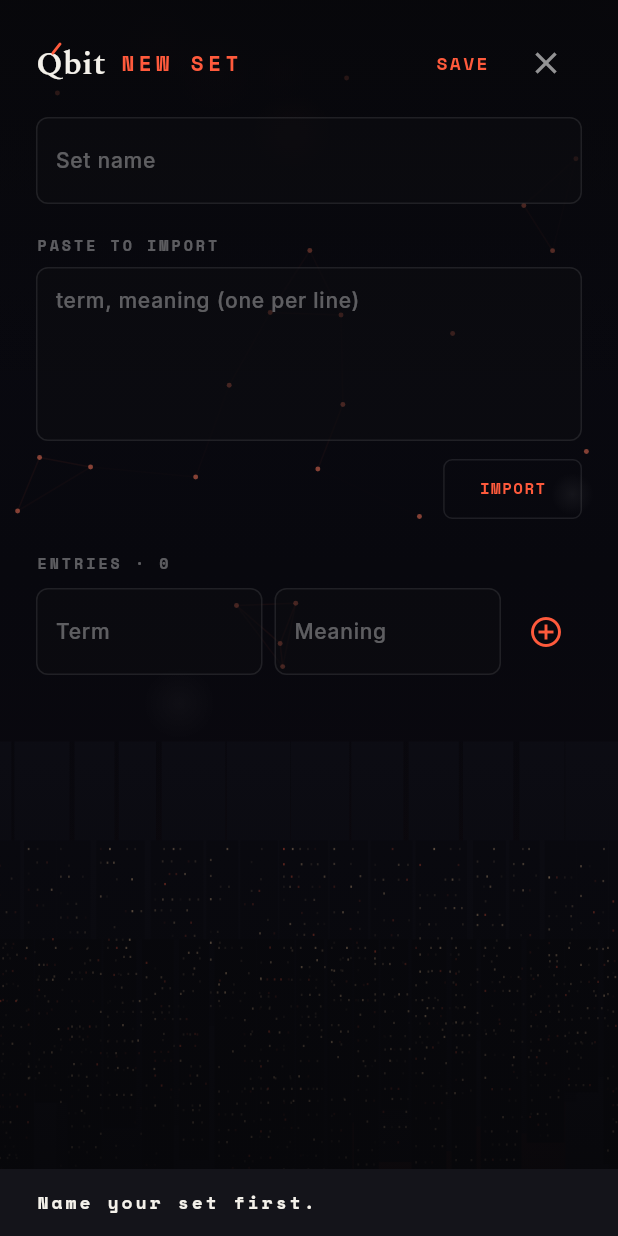
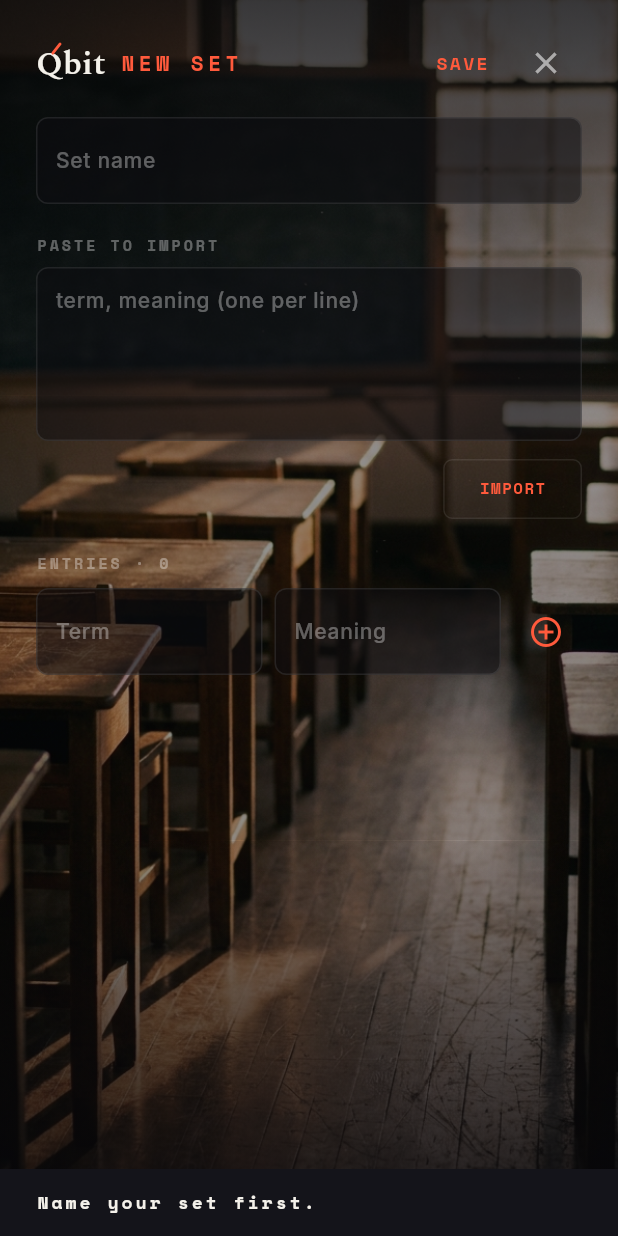
Before and after one commit to ltdropsgenai/CodeAscent_Qulex, a Flutter app: the SetEditorScreen screen opened directly with empty values, after a tap on "SAVE", on a phone screen of 412 x 824 dp. Run offline on Flutter 3.47's test engine with Material 3 defaults, Android fonts, the phone set to English and light mode, and no system bars; our stand-ins replace flutter_local_notifications, flutter_timezone, flutter_tts, google_fonts, shared_preferences, speech_to_text and 2 more; missing offline and left inert: home_widget; accounts and stored records are empty.

Commit message:
feat: rotating study-scene background (Ken Burns + crossfade); routed settings; iOS 15; encryption-exempt plist

```diff
--- a/lib/widgets/app_background.dart
+++ b/lib/widgets/app_background.dart
@@ -1,13 +1,13 @@
+import 'dart:async';
 import 'dart:math' as math;
 import 'package:flutter/material.dart';
 import '../theme.dart';
 
-/// Animated cinematic backdrop: dark night-city gradient with a coral horizon
-/// glow, faint skyline + window lights, drifting bokeh, and the Q-bit
-/// particle-network motif. [dim] adds a focus scrim for the gameplay screen.
-///
-/// This is a code-drawn stand-in; for production you can swap in real
-/// night-city photos (bundled like Lexicon's) behind the same scrim/particles.
+/// Rotating photoreal study-scene backdrop with slow Ken Burns motion and a
+/// crossfade to a new scene every ~20s. A three-band scrim keeps content
+/// legible over any image; a solid base color + asset error fallback mean it
+/// never blanks; it honours the OS "reduce motion" setting. [dim] deepens the
+/// scrim for gameplay so answer options stay readable.
 class AppBackground extends StatefulWidget {
   final bool dim;
   const AppBackground({super.key, this.dim = false});
@@ -16,261 +16,200 @@ class AppBackground extends StatefulWidget {
   State<AppBackground> createState() => _AppBackgroundState();
 }
 
+const _kScenes = <String>[
+  'assets/backgrounds/bg_01.png',
+  'assets/backgrounds/bg_02.png',
+  'assets/backgrounds/bg_03.png',
+  'assets/backgrounds/bg_04.png',
+  'assets/backgrounds/bg_05.png',
+  'assets/backgrounds/bg_06.png',
+  'assets/backgrounds/bg_07.png',
+  'assets/backgrounds/bg_08.png',
+];
+
+const Color _kBase = Color(0xFF07070A);
+
 class _AppBackgroundState extends State<AppBackground>
-    with SingleTickerProviderStateMixin {
-  late final AnimationController _c;
-  final math.Random _r = math.Random(7);
+    with TickerProviderStateMixin {
+  late final AnimationController _kb; // Ken Burns (ping-pong)
+  late final AnimationController _fade; // crossfade between scenes
+  Timer? _roter;
+  final math.Random _r = math.Random();
 
-  late final List<_Building> _buildings;
-  late final List<_Light> _lights;
-  late final List<_Node> _nodes;
-  late final List<_Bokeh> _bokeh;
+  late List<String> _order;
+  int _pos = 0;
+  late String _current;
+  String? _incoming;
+  bool _reduceMotion = false;
+  bool _precached = false;
 
   @override
   void initState() {
     super.initState();
-    _c = AnimationController(vsync: this, duration: const Duration(seconds: 60))
-      ..repeat();
+    _order = List.of(_kScenes)..shuffle(_r);
+    _current = _order[0];
+    _kb = AnimationController(vsync: this, duration: const Duration(seconds: 26))
+      ..repeat(reverse: true);
+    _fade = AnimationController(
+        vsync: this, duration: const Duration(milliseconds: 1400));
+  }
 
-    // 3 parallax skyline layers (normalized coords 0..1)
-    final layers = [
-      [0.60, 0.42, 0.06, 0.12],
-      [0.68, 0.36, 0.045, 0.09],
-      [0.76, 0.30, 0.035, 0.07],
-    ];
-    _buildings = [];
-    _lights = [];
-    for (var li = 0; li < layers.length; li++) {
-      final baseY = layers[li][0];
-      final maxH = layers[li][1];
-      final wMin = layers[li][2];
-      final wMax = layers[li][3];
-      var x = -0.05;
-      while (x < 1.05) {
-        final w = wMin + _r.nextDouble() * (wMax - wMin);
-        final h = maxH * (0.4 + _r.nextDouble() * 0.6);
-        _buildings.add(_Building(x, baseY, w, h, li));
-        if (li >= 1) {
-          for (var wy = baseY + 0.006; wy < baseY + h - 0.006; wy += 0.008 + _r.nextDouble() * 0.006) {
-            for (var wx = x + 0.006; wx < x + w - 0.006; wx += 0.010 + _r.nextDouble() * 0.006) {
-              if (_r.nextDouble() < 0.5) {
-                _lights.add(_Light(wx, wy, li, 0.15 + _r.nextDouble() * 0.45,
-                    _r.nextDouble() * 6.28, _r.nextDouble() < 0.22 ? 1 : 0));
-              }
-            }
-          }
-        }
-        x += w + _r.nextDouble() * 0.01;
+  @override
+  void didChangeDependencies() {
+    super.didChangeDependencies();
+    if (!_precached) {
+      _precached = true;
+      for (final s in _kScenes) {
+        precacheImage(AssetImage(s), context, onError: (_, __) {});
       }
     }
+    final rm = MediaQuery.maybeOf(context)?.disableAnimations ?? false;
+    if (rm != _reduceMotion) {
+      _reduceMotion = rm;
+      _applyMotion();
+    }
+  }
 
-    _nodes = List.generate(22, (_) => _Node(
-          _r.nextDouble(),
-          _r.nextDouble() * 0.55,
-          _r.nextDouble() * 6.28,
-          0.01 + _r.nextDouble() * 0.03,
-          0.01 + _r.nextDouble() * 0.02,
-        ));
-    _bokeh = List.generate(8, (_) => _Bokeh(
-          _r.nextDouble(),
-          _r.nextDouble(),
-          0.02 + _r.nextDouble() * 0.05,
-          _r.nextDouble() * 6.28,
-          _r.nextDouble() < 0.4 ? 1 : 0,
-          0.02 + _r.nextDouble() * 0.04,
-        ));
+  void _applyMotion() {
+    _roter?.cancel();
+    if (_reduceMotion) {
+      _kb.stop();
+      _kb.value = 0.5;
+      return;
+    }
+    if (!_kb.isAnimating) _kb.repeat(reverse: true);
+    _roter = Timer.periodic(const Duration(seconds: 20), (_) => _advance());
+  }
+
+  void _advance() {
+    if (!mounted) return;
+    final next = _order[(_pos + 1) % _order.length];
+    setState(() => _incoming = next);
+    _fade
+      ..reset()
+      ..forward().whenComplete(() {
+        if (!mounted) return;
+        setState(() {
+          _current = next;
+          _incoming = null;
+          _pos = (_pos + 1) % _order.length;
+        });
+      });
   }
 
   @override
   void dispose() {
-    _c.dispose();
+    _roter?.cancel();
+    _kb.dispose();
+    _fade.dispose();
     super.dispose();
+  }
+
+  Widget _scene(String asset, {double opacity = 1.0}) {
+    return AnimatedBuilder(
+      animation: _kb,
+      builder: (_, __) {
+        final v = _reduceMotion ? 0.5 : _kb.value;
+        final scale = 1.06 + 0.14 * v;
+        final dx = (v - 0.5) * 22.0;
+        final dy = (v - 0.5) * -16.0;
+        return Opacity(
+          opacity: opacity.clamp(0.0, 1.0),
+          child: Transform(
+            alignment: Alignment.center,
+            transform: Matrix4.identity()
+              ..translate(dx, dy)
+              ..scale(scale),
+            child: Image(
+              image: AssetImage(asset),
+              fit: BoxFit.cover,
+              width: double.infinity,
+              height: double.infinity,
+              gaplessPlayback: true,
+              errorBuilder: (_, __, ___) => const SizedBox.shrink(),
+            ),
+          ),
+        );
+      },
+    );
   }
 
   @override
   Widget build(BuildContext context) {
     return Positioned.fill(
       child: RepaintBoundary(
-        child: AnimatedBuilder(
-          animation: _c,
-          builder: (_, __) => CustomPaint(
-            painter: _BgPainter(_c.value, widget.dim, _buildings, _lights,
-                _nodes, _bokeh),
-            size: Size.infinite,
-          ),
+        child: Stack(
+          fit: StackFit.expand,
+          children: [
+            const ColoredBox(color: _kBase),
+            _scene(_current),
+            if (_incoming != null)
+              AnimatedBuilder(
+                animation: _fade,
+                builder: (_, __) => _scene(_incoming!, opacity: _fade.value),
+              ),
+            // Subtle coral wash from the bottom ties photos to the brand.
+            IgnorePointer(
+              child: DecoratedBox(
+                decoration: BoxDecoration(
+                  gradient: RadialGradient(
+                    center: const Alignment(0, 1.1),
+                    radius: 1.2,
+                    colors: [
+                      QColors.coral.withOpacity(0.10),
+                      Colors.transparent,
+                    ],
+                  ),
+                ),
+              ),
+            ),
+            // Three-band legibility scrim.
+            IgnorePointer(
+              child: CustomPaint(painter: _Scrim(widget.dim), size: Size.infinite),
+            ),
+          ],
         ),
       ),
     );
   }
 }
 
-class _Building {
-  final double x, y, w, h;
-  final int layer;
-  const _Building(this.x, this.y, this.w, this.h, this.layer);
-}
-
-class _Light {
-  final double x, y, base, phase;
-  final int layer, color;
-  const _Light(this.x, this.y, this.layer, this.base, this.phase, this.color);
-}
-
-class _Node {
-  final double bx, by, phase, ampx, ampy;
-  const _Node(this.bx, this.by, this.phase, this.ampx, this.ampy);
-}
-
-class _Bokeh {
-  final double x, y, r, phase, alpha;
-  final int color;
-  const _Bokeh(this.x, this.y, this.r, this.phase, this.color, this.alpha);
-}
-
-class _BgPainter extends CustomPainter {
-  final double t;
+class _Scrim extends CustomPainter {
   final bool dim;
-  final List<_Building> buildings;
-  final List<_Light> lights;
-  final List<_Node> nodes;
-  final List<_Bokeh> bokeh;
-
-  _BgPainter(this.t, this.dim, this.buildings, this.lights, this.nodes,
-      this.bokeh);
-
-  static const _tau = 6.28318;
+  _Scrim(this.dim);
 
   @override
   void paint(Canvas canvas, Size size) {
     final w = size.width, h = size.height;
-    final rect = Offset.zero & size;
+    const base = _kBase;
+    final topA = dim ? 0.92 : 0.80;
+    final midA = dim ? 0.66 : 0.44;
+    final botA = dim ? 0.96 : 0.90;
 
-    // 1. sky gradient
-    final sky = Paint()
-      ..shader = const LinearGradient(
-        begin: Alignment.topCenter,
-        end: Alignment.bottomCenter,
-        colors: [Color(0xFF0A0A12), Color(0xFF08080E), Color(0xFF0C0910)],
-        stops: [0, 0.46, 1],
-      ).createShader(rect);
-    canvas.drawRect(rect, sky);
-
-    // 2. coral horizon glow
-    final glow = Paint()
-      ..shader = RadialGradient(
-        colors: [QColors.coral.withOpacity(0.16), Colors.transparent],
-        stops: const [0, 1],
-      ).createShader(Rect.fromCircle(
-          center: Offset(w * 0.5, h * 1.0), radius: w * 0.9));
-    canvas.drawRect(rect, glow);
-
-    final drift = math.sin(t * _tau) * (w * 0.012);
-
-    // 3. skyline
-    for (final b in buildings) {
-      final p = b.layer == 0 ? 0.15 : (b.layer == 1 ? 0.28 : 0.45);
-      final col = b.layer == 0
-          ? const Color(0xFF0D0D15)
-          : (b.layer == 1 ? const Color(0xFF0A0A11) : const Color(0xFF08080D));
-      canvas.drawRect(
-        Rect.fromLTWH(b.x * w + drift * p, b.y * h, b.w * w, b.h * h),
-        Paint()..color = col,
-      );
-    }
-
-    // 4. window lights (twinkle)
-    for (final l in lights) {
-      final p = l.layer == 1 ? 0.28 : 0.45;
-      final a = (l.base * (0.6 + 0.4 * math.sin(t * _tau * 2 + l.phase)))
-          .clamp(0.0, 1.0);
-      final c = l.color == 1
-          ? QColors.coral
-          : const Color(0xFFFFD2A0);
-      canvas.drawRect(
-        Rect.fromLTWH(l.x * w + drift * p, l.y * h, w * 0.0028, h * 0.0018),
-        Paint()..color = c.withOpacity(a),
-      );
-    }
-
-    // 5. bokeh
-    for (final b in bokeh) {
-      final by = (b.y + 0.03 * math.sin(t * _tau + b.phase)) * h;
-      final bx = b.x * w;
-      final r = b.r * w;
-      final c = b.color == 1 ? QColors.coral : Colors.white;
-      final paint = Paint()
-        ..shader = RadialGradient(colors: [
-          c.withOpacity(b.alpha),
-          c.withOpacity(0),
-        ]).createShader(Rect.fromCircle(center: Offset(bx, by), radius: r));
-      canvas.drawCircle(Offset(bx, by), r, paint);
-    }
-
-    // 6. particle network (Q-bit motif) in the upper field
-    final pts = <Offset>[];
-    for (final n in nodes) {
-      final x = (n.bx + n.ampx * math.sin(t * _tau + n.phase));
-      final y = (n.by + n.ampy * math.cos(t * _tau + n.phase));
-      pts.add(Offset(x * w, y * h));
-    }
-    final linePaint = Paint()..strokeWidth = 1;
-    final thresh = w * 0.19;
-    for (var i = 0; i < pts.length; i++) {
-      for (var j = i + 1; j < pts.length; j++) {
-        final d = (pts[i] - pts[j]).distance;
-        if (d < thresh) {
-          linePaint.color = QColors.coral.withOpacity(0.10 * (1 - d / thresh));
-          canvas.drawLine(pts[i], pts[j], linePaint);
-        }
-      }
-    }
-    final dotPaint = Paint()..color = const Color(0xFFFF785A).withOpacity(0.5);
-    for (final p in pts) {
-      canvas.drawCircle(p, w * 0.004, dotPaint);
-    }
-
-    // 7. focus scrim for gameplay
-    if (dim) {
-      final scrim = Paint()
-        ..shader = RadialGradient(
-          colors: [
-            const Color(0xFF07070A).withOpacity(0.30),
-            const Color(0xFF07070A).withOpacity(0.82),
-          ],
-          stops: const [0, 0.95],
-          radius: 1.1,
-        ).createShader(Rect.fromCircle(
-            center: Offset(w * 0.5, h * 0.4), radius: w));
-      canvas.drawRect(rect, scrim);
-    }
-
-    // 8. vignette bands (legibility)
     canvas.drawRect(
-      Rect.fromLTWH(0, 0, w, h * 0.30),
+      Rect.fromLTWH(0, 0, w, h * 0.32),
       Paint()
         ..shader = LinearGradient(
           begin: Alignment.topCenter,
           end: Alignment.bottomCenter,
-          colors: [
-            const Color(0xFF07070A).withOpacity(0.9),
-            const Color(0xFF07070A).withOpacity(0.15)
-          ],
-        ).createShader(Rect.fromLTWH(0, 0, w, h * 0.30)),
+          colors: [base.withOpacity(topA), base.withOpacity(midA)],
+        ).createShader(Rect.fromLTWH(0, 0, w, h * 0.32)),
     );
     canvas.drawRect(
-      Rect.fromLTWH(0, h * 0.60, w, h * 0.40),
+      Rect.fromLTWH(0, h * 0.32, w, h * 0.36),
+      Paint()..color = base.withOpacity(midA),
+    );
+    canvas.drawRect(
+      Rect.fromLTWH(0, h * 0.68, w, h * 0.32),
       Paint()
         ..shader = LinearGradient(
-          begin: Alignment.bottomCenter,
-          end: Alignment.topCenter,
-          colors: [
-            const Color(0xFF07070A).withOpacity(0.96),
-            const Color(0xFF07070A).withOpacity(0.15)
-          ],
-        ).createShader(Rect.fromLTWH(0, h * 0.60, w, h * 0.40)),
+          begin: Alignment.topCenter,
+          end: Alignment.bottomCenter,
+          colors: [base.withOpacity(midA), base.withOpacity(botA)],
+        ).createShader(Rect.fromLTWH(0, h * 0.68, w, h * 0.32)),
     );
   }
 
   @override
-  bool shouldRepaint(covariant _BgPainter old) => true;
+  bool shouldRepaint(covariant _Scrim old) => old.dim != dim;
 }
--- a/pubspec.yaml
+++ b/pubspec.yaml
@@ -29,3 +29,4 @@ flutter:
   uses-material-design: true
   assets:
     - assets/words.json
+    - assets/backgrounds/
```
Also changed, not shown: assets/backgrounds/bg_01.png (added), assets/backgrounds/bg_02.png (added), assets/backgrounds/bg_03.png (added), assets/backgrounds/bg_04.png (added), assets/backgrounds/bg_05.png (added), assets/backgrounds/bg_06.png (added), 2 other files.
